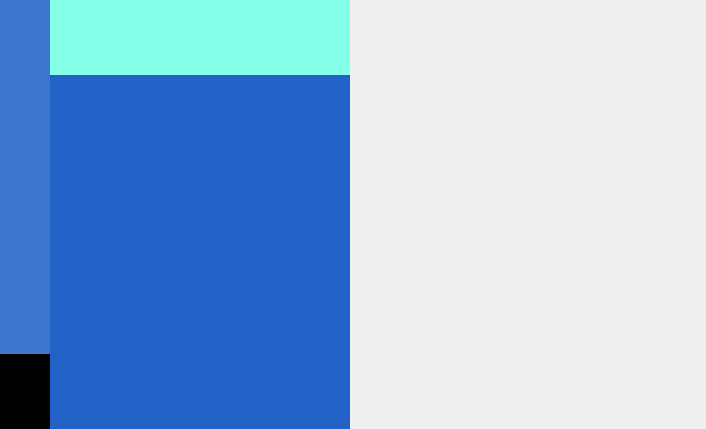
Above: JX_Editor/mainwindow.ui from IvanidzeKutnyk/BKR before the change. Below: the same form after it.
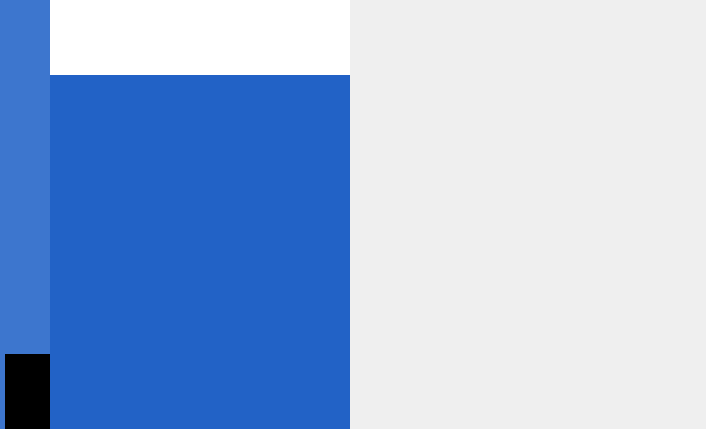
That is the form after the change.

Patch:
```diff
--- a/JX_Editor/mainwindow.ui
+++ b/JX_Editor/mainwindow.ui
@@ -55,10 +55,10 @@
       </property>
       <layout class="QVBoxLayout" name="verticalLayout">
        <property name="leftMargin">
-        <number>0</number>
+        <number>5</number>
        </property>
        <property name="topMargin">
-        <number>0</number>
+        <number>5</number>
        </property>
        <property name="rightMargin">
         <number>0</number>
@@ -178,7 +178,7 @@
           </size>
          </property>
          <property name="styleSheet">
-          <string notr="true">background-color: rgb(133, 255, 231);</string>
+          <string notr="true">background-color: rgb(255, 255, 255);</string>
          </property>
          <layout class="QGridLayout" name="gridLayout">
           <property name="leftMargin">
```
Left out of the diff: 34 changed lines with no effect on the pictures.
